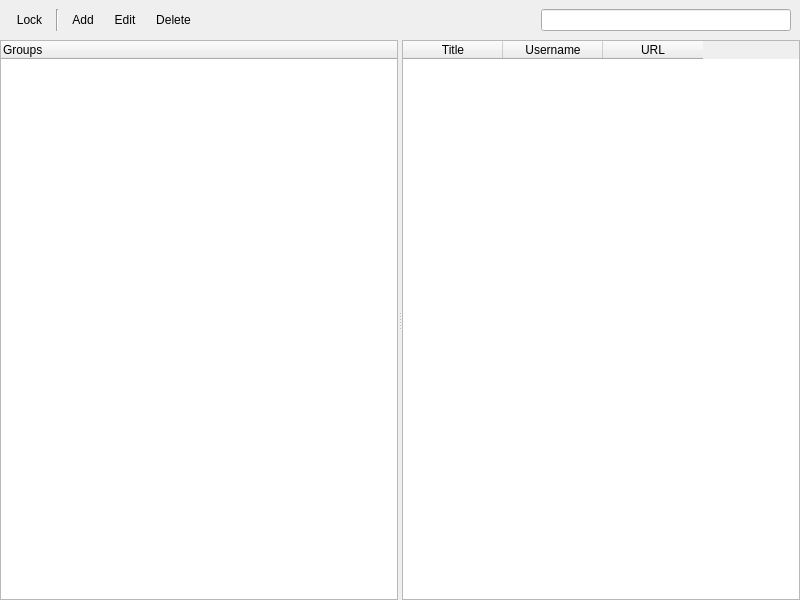
Above: source/gui/VaultWidget.ui from yassine20011/KeeBox before the change. Below: the same form after it.
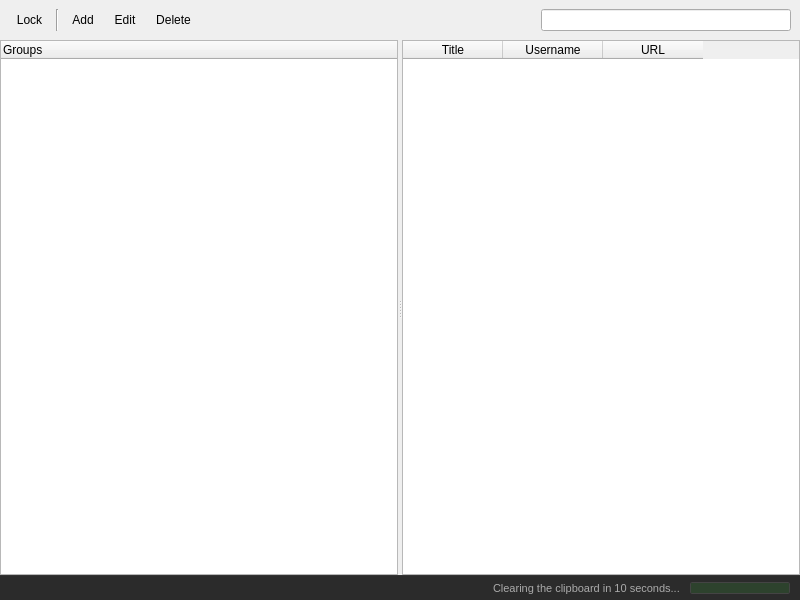
That is the form after the change. Icons and pictures are not drawn.

Commit message: Implemented the copy to clipboard functionality

Diff of the .ui file:
```diff
--- a/source/gui/VaultWidget.ui
+++ b/source/gui/VaultWidget.ui
@@ -241,6 +241,104 @@
      </widget>
     </widget>
    </item>
+   <item>
+    <widget class="QFrame" name="statusFrame">
+     <property name="maximumSize">
+      <size>
+       <width>16777215</width>
+       <height>25</height>
+      </size>
+     </property>
+     <property name="styleSheet">
+      <string>QFrame#statusFrame {
+    background-color: #2b2b2b;
+    border-top: 1px solid #333;
+}</string>
+     </property>
+     <layout class="QHBoxLayout" name="statusLayout">
+      <property name="spacing">
+       <number>10</number>
+      </property>
+      <property name="leftMargin">
+       <number>10</number>
+      </property>
+      <property name="topMargin">
+       <number>0</number>
+      </property>
+      <property name="rightMargin">
+       <number>10</number>
+      </property>
+      <property name="bottomMargin">
+       <number>0</number>
+      </property>
+      <item>
+       <spacer name="statusSpacer">
+        <property name="orientation">
+         <enum>Qt::Horizontal</enum>
+        </property>
+        <property name="sizeHint" stdset="0">
+         <size>
+          <width>40</width>
+          <height>20</height>
+         </size>
+        </property>
+       </spacer>
+      </item>
+      <item>
+       <widget class="QLabel" name="clipboardStatusLabel">
+        <property name="styleSheet">
+         <string>QLabel {
+    color: #aaaaaa;
+    font-size: 11px;
+}</string>
+        </property>
+        <property name="text">
+         <string>Clearing the clipboard in 10 seconds...</string>
+        </property>
+        <property name="visible">
+         <bool>false</bool>
+        </property>
+       </widget>
+      </item>
+      <item>
+       <widget class="QProgressBar" name="clipboardProgressBar">
+        <property name="minimumSize">
+         <size>
+          <width>100</width>
+          <height>12</height>
+         </size>
+        </property>
+        <property name="maximumSize">
+         <size>
+          <width>100</width>
+          <height>12</height>
+         </size>
+        </property>
+        <property name="value">
+         <number>100</number>
+        </property>
+        <property name="textVisible">
+         <bool>false</bool>
+        </property>
+        <property name="styleSheet">
+         <string>QProgressBar {
+    background-color: #222;
+    border: 1px solid #444;
+    border-radius: 2px;
+}
+QProgressBar::chunk {
+    background-color: #2d422d;
+    border-radius: 1px;
+}</string>
+        </property>
+        <property name="visible">
+         <bool>false</bool>
+        </property>
+       </widget>
+      </item>
+     </layout>
+    </widget>
+   </item>
   </layout>
  </widget>
  <resources>
```
The commit also changes 2 other files.
